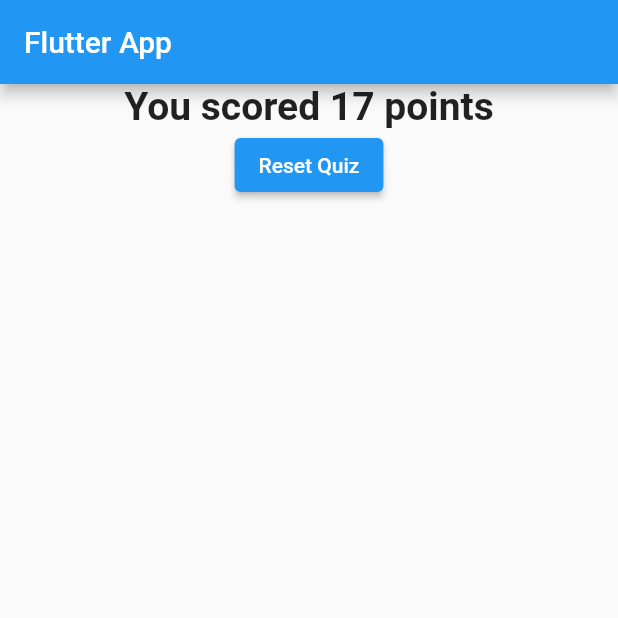
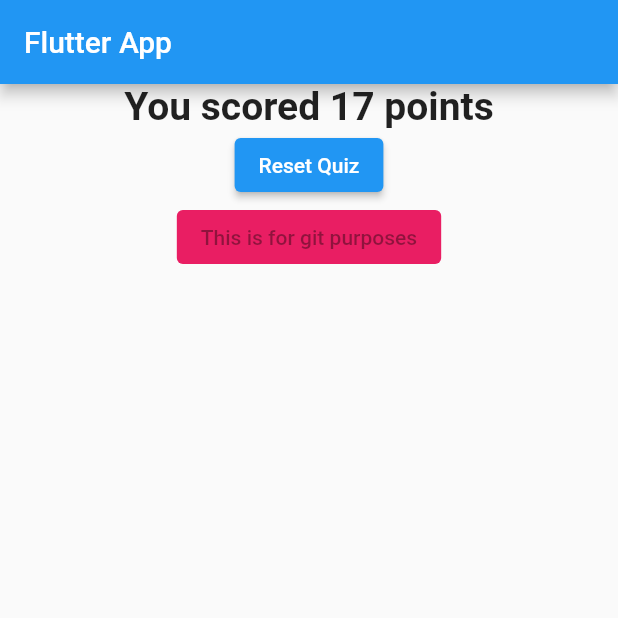
Before and after one commit to SiddharthChakraborty1/flutter_quiz, a Flutter app: the screen it shows after launch, after a tap on "black", after a tap on "cat", after a tap on "blue", on a phone screen of 412 x 824 dp, the top half of it. Run offline on Flutter 3.47's test engine with Material 2 defaults, Android fonts, the phone set to English and light mode, and no system bars.

Commit message:
added another button for git purposes

```diff
--- a/lib/result.dart
+++ b/lib/result.dart
@@ -21,7 +21,11 @@ class Result extends StatelessWidget {
           child: Text("Reset Quiz"),
           style: ButtonStyle(
               backgroundColor: MaterialStateProperty.all(Colors.blue)),
-        )
+        ),
+        ElevatedButton(onPressed: null, child:Text("This is for git purposes"),
+        style: ButtonStyle(
+          backgroundColor: MaterialStateProperty.all(Colors.pink)
+        ),)
       ]),
     );
   }
```
